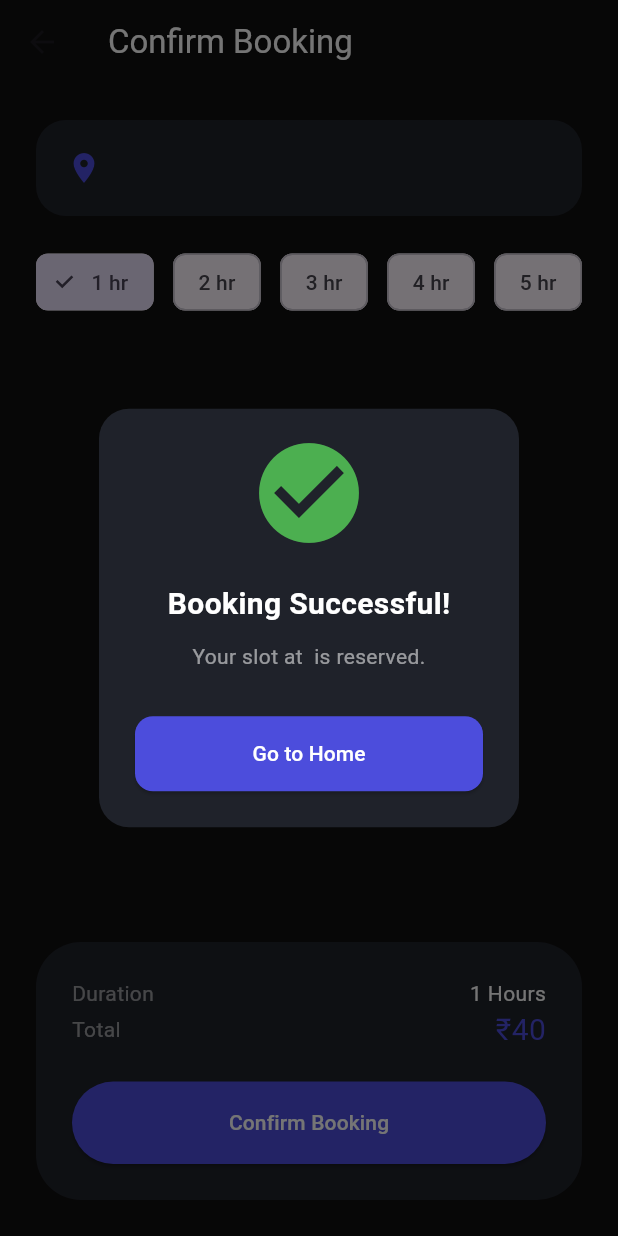
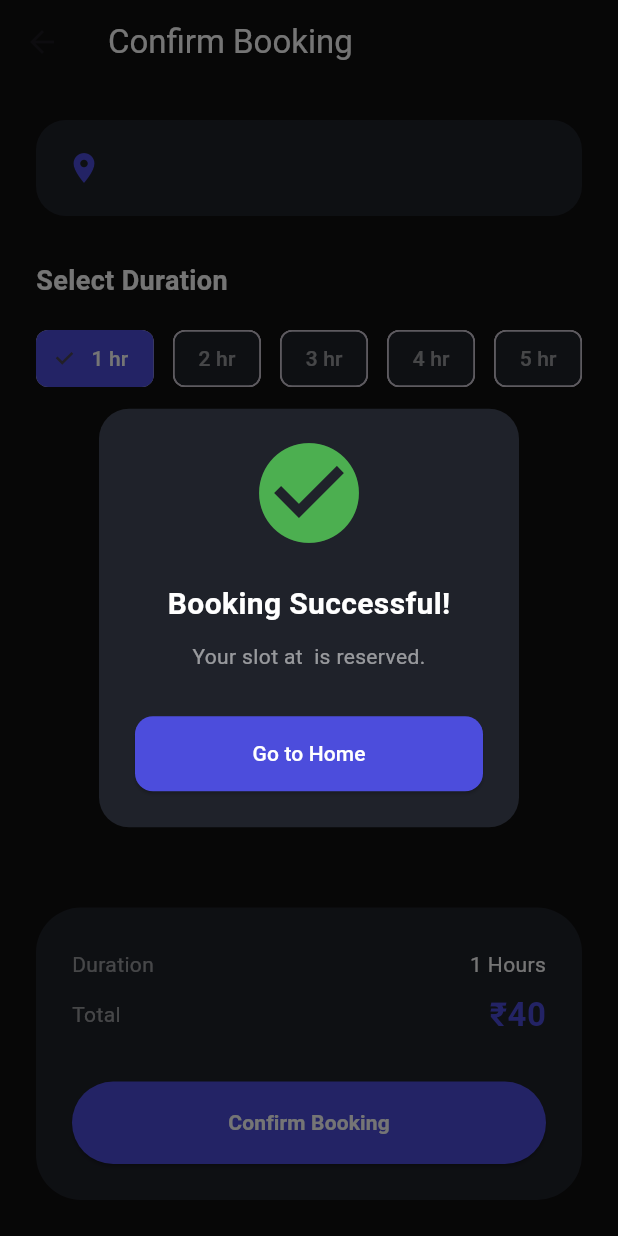
Before and after one commit to Samarth0045/PARKLY, a Flutter app: the BookingDetailsScreen screen opened directly with empty values, after a tap on "Confirm Booking", on a phone screen of 412 x 824 dp. Run offline on Flutter 3.47's test engine with Material 3 defaults, Android fonts, the phone set to English and light mode, and no system bars; our stand-ins replace flutter_secure_storage, latlong2, local_auth, shared_preferences; accounts and stored records are empty.

Commit message:
modification of booking screen

```diff
--- a/lib/main.dart
+++ b/lib/main.dart
@@ -11,8 +11,8 @@ void main() {
     MultiProvider(
       providers: [
         ChangeNotifierProvider(create: (_) => AuthProvider()),
+        ChangeNotifierProvider(create: (_) => BookingProvider()),
         ChangeNotifierProvider(create: (_) => FeedbackProvider()),
-        ChangeNotifierProvider(create: (_) => BookingProvider()),
       ],
       child: const MyApp(),
     ),
--- a/lib/presentation/screens/booking_detailed_screen.dart
+++ b/lib/presentation/screens/booking_detailed_screen.dart
@@ -23,7 +23,7 @@ class _BookingDetailsScreenState extends State<BookingDetailsScreen> {
   @override
   void initState() {
     super.initState();
-    // Safely parse the price for Pune locations like Amanora
+    // Safely parse the price from strings like "₹40/hr"
     _basePrice =
         double.tryParse(
           widget.pricePerHour.replaceAll(RegExp(r'[^0-9]'), ''),
@@ -99,19 +99,38 @@ class _BookingDetailsScreenState extends State<BookingDetailsScreen> {
       body: Padding(
         padding: const EdgeInsets.all(24.0),
         child: Column(
+          crossAxisAlignment: CrossAxisAlignment.start,
           children: [
-            // Location Info Card
             _infoCard(Icons.location_on, "Location", widget.locationName),
-            const SizedBox(height: 20),
+            const SizedBox(height: 30),
 
-            // Duration Selection Row
+            const Text(
+              "Select Duration",
+              style: TextStyle(
+                color: Colors.white,
+                fontSize: 18,
+                fontWeight: FontWeight.bold,
+              ),
+            ),
+            const SizedBox(height: 15),
+
+            // ⏰ Fixed Duration Chips
             Row(
               mainAxisAlignment: MainAxisAlignment.spaceBetween,
               children: List.generate(5, (index) {
                 int hr = index + 1;
                 return ChoiceChip(
-                  label: Text("$hr hr"),
+                  label: Text(
+                    "$hr hr",
+                    style: TextStyle(
+                      color: _selectedHours == hr
+                          ? Colors.white
+                          : Colors.white54,
+                    ),
+                  ),
                   selected: _selectedHours == hr,
+                  selectedColor: const Color(0xFF4C4DDC),
+                  backgroundColor: const Color(0xFF1F222A),
                   onSelected: (val) => setState(() => _selectedHours = hr),
                 );
               }),
@@ -119,7 +138,7 @@ class _BookingDetailsScreenState extends State<BookingDetailsScreen> {
 
             const Spacer(),
 
-            // Booking Summary
+            // 💰 Summary Section
             Container(
               padding: const EdgeInsets.all(24),
               decoration: BoxDecoration(
@@ -134,21 +153,23 @@ class _BookingDetailsScreenState extends State<BookingDetailsScreen> {
                     "₹${totalAmount.toStringAsFixed(0)}",
                     isTotal: true,
                   ),
-                  const SizedBox(height: 20),
+                  const SizedBox(height: 25),
                   SizedBox(
                     width: double.infinity,
                     height: 55,
                     child: ElevatedButton(
                       onPressed: () {
+                        // 🚀 FIXED LOGIC: Update Provider before showing dialog
                         try {
                           final provider = Provider.of<BookingProvider>(
                             context,
                             listen: false,
                           );
+
                           provider.addBooking(
                             ParkingBooking(
                               location: widget.locationName,
-                              date: "05 Mar 2026",
+                              date: "11 Mar 2026", // Current Date
                               duration: "$_selectedHours Hours",
                               price: "₹${totalAmount.toStringAsFixed(0)}",
                               status: "Confirmed",
@@ -161,10 +182,16 @@ class _BookingDetailsScreenState extends State<BookingDetailsScreen> {
                       },
                       style: ElevatedButton.styleFrom(
                         backgroundColor: const Color(0xFF4C4DDC),
+                        shape: RoundedRectangleBorder(
+                          borderRadius: BorderRadius.circular(30),
+                        ),
                       ),
                       child: const Text(
                         "Confirm Booking",
-                        style: TextStyle(color: Colors.white),
+                        style: TextStyle(
+                          color: Colors.white,
+                          fontWeight: FontWeight.bold,
+                        ),
                       ),
                     ),
                   ),
@@ -188,14 +215,22 @@ class _BookingDetailsScreenState extends State<BookingDetailsScreen> {
         children: [
           Icon(icon, color: const Color(0xFF4C4DDC)),
           const SizedBox(width: 20),
-          Text(value, style: const TextStyle(color: Colors.white)),
+          Text(
+            value,
+            style: const TextStyle(
+              color: Colors.white,
+              fontWeight: FontWeight.bold,
+            ),
+          ),
         ],
       ),
     );
   }
 
   Widget _priceRow(String label, String value, {bool isTotal = false}) {
-    return Row(
+    return Padding(
+      padding: const EdgeInsets.symmetric(vertical: 4),
+      child: Row(
         mainAxisAlignment: MainAxisAlignment.spaceBetween,
         children: [
           Text(label, style: const TextStyle(color: Colors.white54)),
@@ -203,10 +238,12 @@ class _BookingDetailsScreenState extends State<BookingDetailsScreen> {
             value,
             style: TextStyle(
               color: isTotal ? const Color(0xFF4C4DDC) : Colors.white,
-            fontSize: isTotal ? 20 : 14,
+              fontSize: isTotal ? 22 : 14,
+              fontWeight: isTotal ? FontWeight.bold : FontWeight.normal,
             ),
           ),
         ],
+      ),
     );
   }
 }
```
Lines whose indentation alone changed are shown as unchanged.
